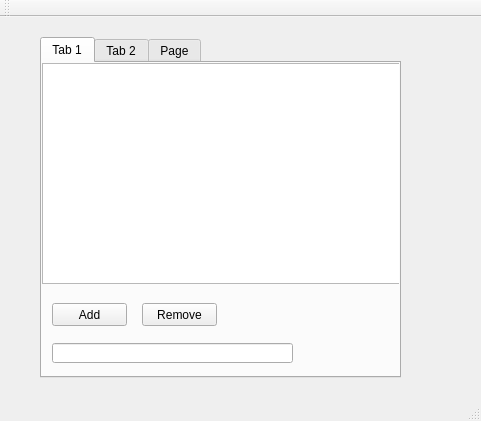
First picture: the form in week3/mainwindow.ui, repository Hopur29/vika3, before the edit.
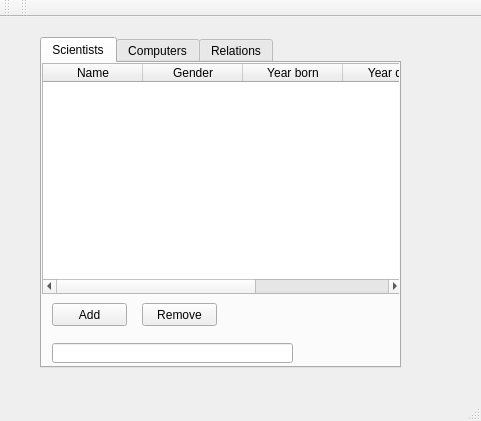
Second picture: the form after the edit. The open tabs and pages were chosen to show the change.

```diff
--- a/week3/mainwindow.ui
+++ b/week3/mainwindow.ui
@@ -20,7 +20,7 @@
       <x>40</x>
       <y>20</y>
       <width>361</width>
-      <height>341</height>
+      <height>331</height>
      </rect>
     </property>
     <property name="currentIndex">
@@ -28,18 +28,8 @@
     </property>
     <widget class="QWidget" name="Scientists">
      <attribute name="title">
-      <string>Tab 1</string>
+      <string>Scientists</string>
      </attribute>
-     <widget class="QTableView" name="tableView">
-      <property name="geometry">
-       <rect>
-        <x>0</x>
-        <y>0</y>
-        <width>361</width>
-        <height>221</height>
-       </rect>
-      </property>
-     </widget>
      <widget class="QPushButton" name="pushButton">
       <property name="geometry">
        <rect>
@@ -76,10 +66,48 @@
        </rect>
       </property>
      </widget>
+     <widget class="QTableWidget" name="Scientist_table">
+      <property name="geometry">
+       <rect>
+        <x>0</x>
+        <y>0</y>
+        <width>361</width>
+        <height>231</height>
+       </rect>
+      </property>
+      <property name="sortingEnabled">
+       <bool>true</bool>
+      </property>
+      <column>
+       <property name="text">
+        <string>Name</string>
+       </property>
+      </column>
+      <column>
+       <property name="text">
+        <string>Gender</string>
+       </property>
+      </column>
+      <column>
+       <property name="text">
+        <string>Year born</string>
+       </property>
+      </column>
+      <column>
+       <property name="text">
+        <string>Year died</string>
+       </property>
+      </column>
+      <column>
+       <property name="text">
+        <string/>
+       </property>
+      </column>
+     </widget>
     </widget>
     <widget class="QWidget" name="Computers">
      <attribute name="title">
-      <string>Tab 2</string>
+      <string>Computers</string>
      </attribute>
      <widget class="QPushButton" name="pushButton_3">
       <property name="geometry">
@@ -130,7 +158,7 @@
     </widget>
     <widget class="QWidget" name="Relations">
      <attribute name="title">
-      <string>Page</string>
+      <string>Relations</string>
      </attribute>
      <widget class="QLineEdit" name="lineEdit_3">
       <property name="geometry">
@@ -200,6 +228,17 @@
    </attribute>
   </widget>
   <widget class="QStatusBar" name="statusBar"/>
+  <widget class="QToolBar" name="toolBar">
+   <property name="windowTitle">
+    <string>toolBar</string>
+   </property>
+   <attribute name="toolBarArea">
+    <enum>TopToolBarArea</enum>
+   </attribute>
+   <attribute name="toolBarBreak">
+    <bool>false</bool>
+   </attribute>
+  </widget>
  </widget>
  <layoutdefault spacing="6" margin="11"/>
  <resources/>
```
Left out of the diff: 36 changed lines with no effect on the pictures.
